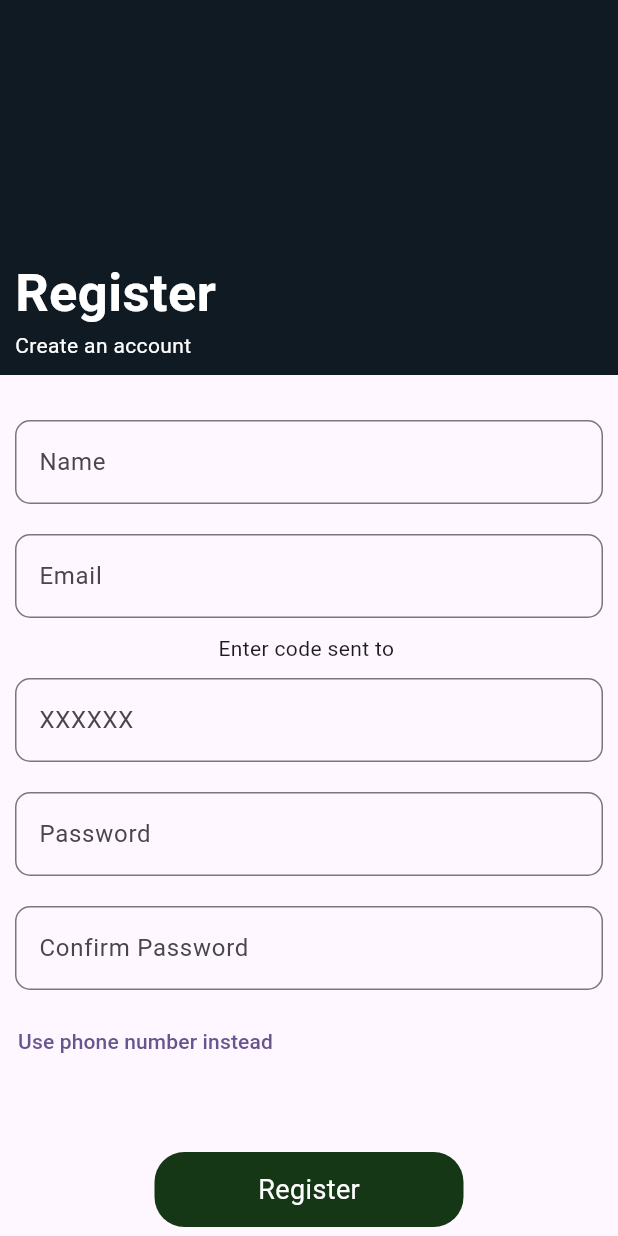
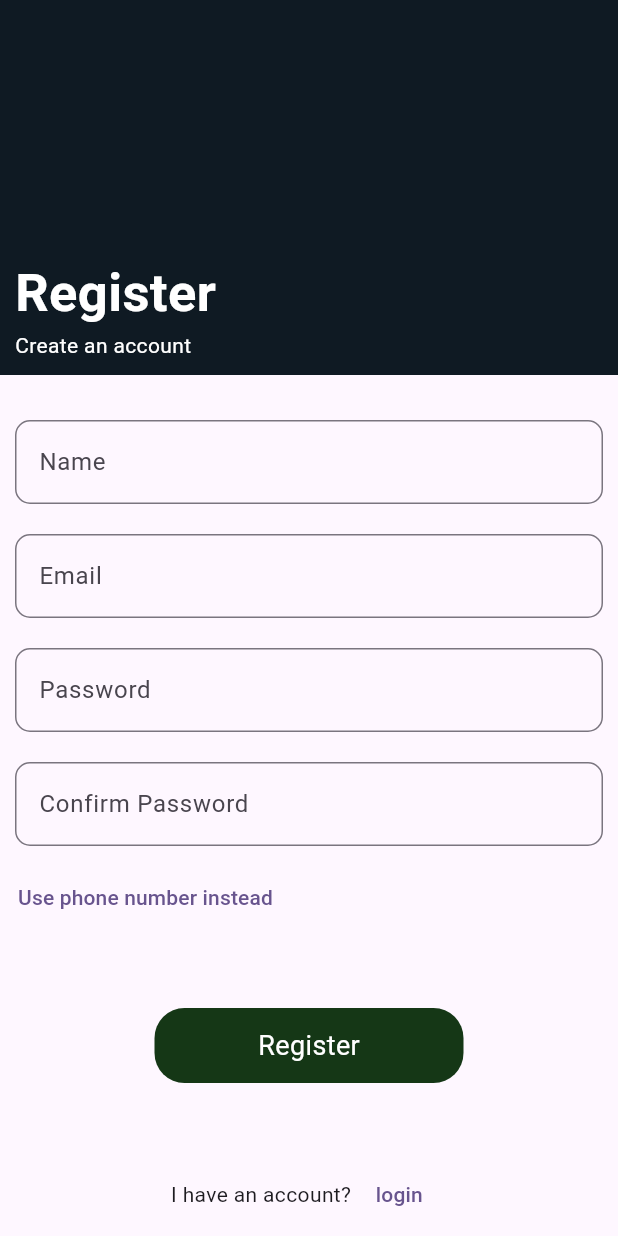
Before and after one commit to blevin04/b_shop, a Flutter app: what regesterPage() shows on an empty page, opened directly, after a tap on "Use email and password instead?", on a phone screen of 412 x 824 dp. Run offline on Flutter 3.47's test engine with Material 3 defaults, Android fonts, the phone set to English and light mode, and no system bars; our stand-ins replace cloud_firestore, file_picker, firebase_auth, firebase_core, firebase_messaging, firebase_storage and 7 more; accounts and stored records are empty.

Commit message:
done maybe

```diff
--- a/lib/authPage.dart
+++ b/lib/authPage.dart
@@ -33,7 +33,7 @@ class _AuthpageState extends State<Authpage> {
 }
 
 bool useEmail = false;
-String? _verificationId;
+String _verificationId = "";
 Widget regesterPage(BuildContext context){
   TextStyle onError =const TextStyle(color: Colors.red);
   TextStyle normal = const TextStyle();
@@ -67,7 +67,9 @@ Widget regesterPage(BuildContext context){
                 ),
               ),
               const SizedBox(height: 20,),
-              Padding(
+              Visibility(
+                visible: _verificationId.isEmpty,
+                child: Padding(
                   padding: const EdgeInsets.all(10.0),
                   child: TextField(
                     controller: nameController,
@@ -75,8 +77,9 @@ Widget regesterPage(BuildContext context){
                       labelText: "Name",
                       border: OutlineInputBorder(
                         borderRadius: BorderRadius.circular(10),
-                      borderSide:const BorderSide(color: const Color.fromARGB(255, 86, 85, 85))
+                        borderSide:const BorderSide(color: Color.fromARGB(255, 86, 85, 85))
                       )
+                    ),
                   ),
                 ),
               ),
@@ -97,7 +100,7 @@ Widget regesterPage(BuildContext context){
                 ),
               ),
               Visibility(
-                visible: !useEmail,
+                visible: !useEmail&&_verificationId.isEmpty,
                 child: Padding(
                   padding: const EdgeInsets.all(10.0),
                   child: TextField(
@@ -112,7 +115,9 @@ Widget regesterPage(BuildContext context){
                   ),
                 ),
               ),
-              Visibility(child: Container(
+              Visibility(
+                visible: _verificationId.isNotEmpty,
+                child: Container(
                 child: Column(
                   children: [
                     Text("Enter code sent to ${numberController.text}"),
@@ -125,7 +130,7 @@ Widget regesterPage(BuildContext context){
                         String state ="";
                         while (state.isEmpty) {
                           showcircleprogress(context);
-                          state = await signInWithSmsCode(_verificationId!, value);
+                          state = await signInWithSmsCode(_verificationId, value,nameController.text,numberController.text);
                         }
                        Navigator.pop(context);
                        if (state == "Success") {
@@ -350,7 +355,7 @@ class login extends StatelessWidget {
                   ),
                 ),
                 Visibility(
-                  visible: _verificationId!.isNotEmpty,
+                  visible: _verificationId.isNotEmpty,
                   child: Column(
                   children: [
                     Text("Enter code sent to ${numberLogin.text}"),
@@ -363,7 +368,7 @@ class login extends StatelessWidget {
                           String state = "";
                           while(state.isEmpty){
                             showcircleprogress(context);
-                            state = await signInWithSmsCode(_verificationId!, value);
+                            state = await signInWithSmsCode(_verificationId, value);
                           }
                           if (state == "Success") {
                             Navigator.pushReplacement(context, (MaterialPageRoute(builder: (context)=>const Homepage())));
```
Also changed, not shown: lib/authMethods.dart (+13 -7 lines). Lines whose indentation alone changed are shown as unchanged.
